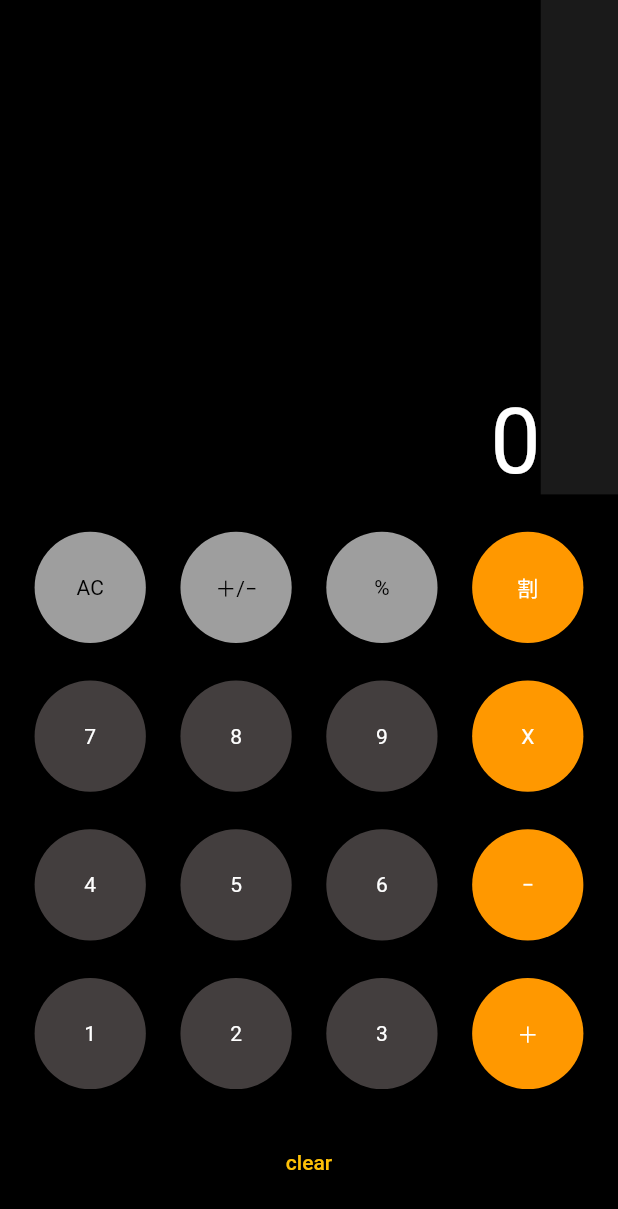
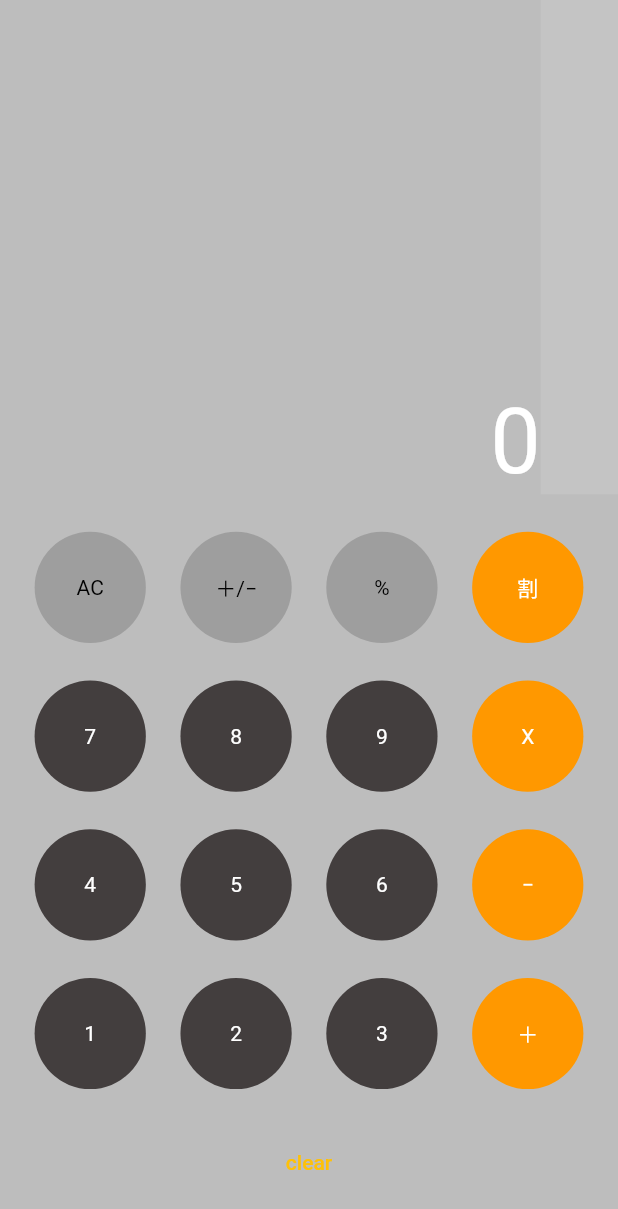
Before and after one commit to kimhk0203/calculator, a Flutter app: the screen it shows after launch, on a phone screen of 412 x 824 dp. Shown: the top 1209 px of the screen. Run offline on Flutter 3.47's test engine with Material 2 defaults, Android fonts, the phone set to English and light mode, and no system bars.

```diff
--- a/lib/main.dart
+++ b/lib/main.dart
@@ -11,7 +11,7 @@ class MyApp extends StatelessWidget {
     return MaterialApp(
       title: 'Flutter Demo',
       theme: ThemeData(
-        canvasColor: Colors.black,
+        canvasColor: Colors.black26,
         primarySwatch: Colors.amber,
       ),
       home: const MyHomePage(title: 'start'),
```
